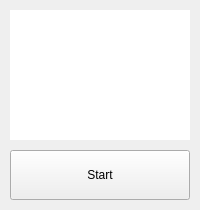
Before: the Qt Designer form mainwindow.ui in tickmo/desktop, drawn with Qt 5.
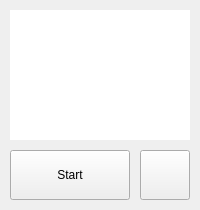
After: the same form once the commit is applied. Icons and pictures are not drawn.

```diff
--- a/mainwindow.ui
+++ b/mainwindow.ui
@@ -10,16 +10,40 @@
     <height>210</height>
    </rect>
   </property>
+  <property name="sizePolicy">
+   <sizepolicy hsizetype="Maximum" vsizetype="Maximum">
+    <horstretch>0</horstretch>
+    <verstretch>0</verstretch>
+   </sizepolicy>
+  </property>
+  <property name="minimumSize">
+   <size>
+    <width>200</width>
+    <height>210</height>
+   </size>
+  </property>
+  <property name="maximumSize">
+   <size>
+    <width>200</width>
+    <height>210</height>
+   </size>
+  </property>
   <property name="windowTitle">
    <string>MainWindow</string>
   </property>
   <widget class="QWidget" name="centralwidget">
+   <property name="sizePolicy">
+    <sizepolicy hsizetype="Fixed" vsizetype="Fixed">
+     <horstretch>0</horstretch>
+     <verstretch>0</verstretch>
+    </sizepolicy>
+   </property>
    <widget class="QPushButton" name="tickButton">
     <property name="geometry">
      <rect>
       <x>10</x>
       <y>150</y>
-      <width>180</width>
+      <width>120</width>
       <height>50</height>
      </rect>
     </property>
@@ -52,6 +76,26 @@
      </brush>
     </property>
    </widget>
+   <widget class="QToolButton" name="toolButton">
+    <property name="geometry">
+     <rect>
+      <x>140</x>
+      <y>150</y>
+      <width>50</width>
+      <height>50</height>
+     </rect>
+    </property>
+    <property name="icon">
+     <iconset resource="timer.qrc">
+      <normaloff>:/icon/config.png</normaloff>:/icon/config.png</iconset>
+    </property>
+    <property name="iconSize">
+     <size>
+      <width>48</width>
+      <height>48</height>
+     </size>
+    </property>
+   </widget>
   </widget>
  </widget>
  <resources/>
```
Left out of the diff: 6 changed lines with no effect on the pictures.
